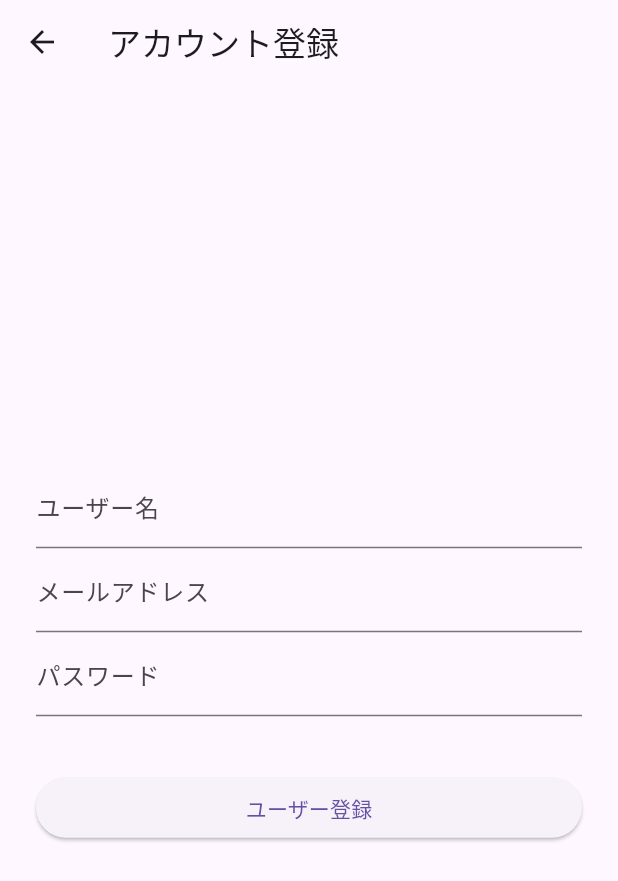
After one commit to yuto0623/flutter_messageapp, a Flutter app: the screen it shows after launch, after a tap on "ユーザー登録", on a phone screen of 412 x 824 dp. The commit adds this screen. Shown: the top 881 px of the screen. Run offline on Flutter 3.47's test engine with Material 2 defaults, Android fonts, the phone set to English and light mode, and no system bars; our stand-ins replace cloud_firestore, firebase_auth, firebase_core; accounts and stored records are empty.

Commit message:
ログイン画面と登録画面を分けた

```diff
--- /dev/null
+++ b/lib/pages/auth.dart
@@ -0,0 +1,106 @@
+import 'package:flutter/material.dart';
+import 'package:firebase_auth/firebase_auth.dart';
+import 'package:cloud_firestore/cloud_firestore.dart';
+import 'chatpage.dart';
+
+//ログイン画面用Widget
+class AuthPage extends StatefulWidget {
+  const AuthPage({super.key});
+
+  @override
+  State<AuthPage> createState() => _AuthPageState();
+}
+
+class _AuthPageState extends State<AuthPage> {
+  //メッセージ表示用
+  String infoText = '';
+  //入力したメールアドレス・パスワード
+  String email = '';
+  String password = '';
+  //入力したユーザー名
+  String userName = '';
+
+  @override
+  Widget build(BuildContext context) {
+    return Scaffold(
+      appBar: AppBar(title: const Text('アカウント登録')),
+      body: Center(
+        child: Container(
+          padding: const EdgeInsets.all(24),
+          child: Column(
+              mainAxisAlignment: MainAxisAlignment.center,
+              children: <Widget>[
+                //ユーザー名入力
+                TextFormField(
+                  decoration: const InputDecoration(labelText: 'ユーザー名'),
+                  onChanged: (String value) {
+                    setState(() {
+                      userName = value;
+                    });
+                  },
+                ),
+                //メールアドレス入力
+                TextFormField(
+                  decoration: const InputDecoration(labelText: 'メールアドレス'),
+                  onChanged: (String value) {
+                    setState(() {
+                      email = value;
+                    });
+                  },
+                ),
+                //パスワード入力
+                TextFormField(
+                  decoration: const InputDecoration(labelText: 'パスワード'),
+                  obscureText: true,
+                  onChanged: (String value) {
+                    setState(() {
+                      password = value;
+                    });
+                  },
+                ),
+                Container(
+                  padding: const EdgeInsets.all(8),
+                  //メッセージ表示
+                  child: Text(infoText),
+                ),
+                Container(
+                    width: double.infinity,
+                    //ユーザー登録ボタン
+                    child: ElevatedButton(
+                      child: const Text('ユーザー登録'),
+                      onPressed: () async {
+                        try {
+                          //メール/パスワードでユーザー登録
+                          final FirebaseAuth auth = FirebaseAuth.instance;
+                          final result =
+                              await auth.createUserWithEmailAndPassword(
+                                  email: email, password: password);
+                          //投稿メッセージ用ドキュメント作成
+                          await FirebaseFirestore.instance
+                              .collection('users') //コレクションID指定
+                              .doc() //ドキュメントID自動生成
+                              .set({
+                            'user': userName,
+                            'uid': auth.currentUser?.uid.toString(),
+                          });
+                          //ユーザー登録に成功した場合
+                          //チャット画面に遷移＋ログイン画面を破棄
+                          await Navigator.of(context).pushReplacement(
+                              MaterialPageRoute(builder: (context) {
+                            return ChatPage(result.user!);
+                          }));
+                        } catch (e) {
+                          //ユーザー登録に失敗した場合
+                          setState(() {
+                            infoText = "登録に失敗しました:${e.toString()}";
+                          });
+                        }
+                      },
+                    )),
+                const SizedBox(height: 8),
+              ]),
+        ),
+      ),
+    );
+  }
+}
--- a/lib/pages/login.dart
+++ b/lib/pages/login.dart
@@ -1,6 +1,6 @@
 import 'package:flutter/material.dart';
 import 'package:firebase_auth/firebase_auth.dart';
-import 'package:cloud_firestore/cloud_firestore.dart';
+import 'auth.dart';
 import 'chatpage.dart';
 
 //ログイン画面用Widget
@@ -23,21 +23,13 @@ class _LoginPageState extends State<LoginPage> {
   @override
   Widget build(BuildContext context) {
     return Scaffold(
+      appBar: AppBar(title: const Text('ログイン')),
       body: Center(
         child: Container(
           padding: const EdgeInsets.all(24),
           child: Column(
               mainAxisAlignment: MainAxisAlignment.center,
               children: <Widget>[
-                //ユーザー名入力
-                TextFormField(
-                  decoration: const InputDecoration(labelText: 'ユーザー名'),
-                  onChanged: (String value) {
-                    setState(() {
-                      userName = value;
-                    });
-                  },
-                ),
                 //メールアドレス入力
                 TextFormField(
                   decoration: const InputDecoration(labelText: 'メールアドレス'),
@@ -66,36 +58,13 @@ class _LoginPageState extends State<LoginPage> {
                     width: double.infinity,
                     //ユーザー登録ボタン
                     child: ElevatedButton(
-                      child: const Text('ユーザー登録'),
-                      onPressed: () async {
-                        try {
-                          //メール/パスワードでユーザー登録
-                          final FirebaseAuth auth = FirebaseAuth.instance;
-                          final result =
-                              await auth.createUserWithEmailAndPassword(
-                                  email: email, password: password);
-                          //投稿メッセージ用ドキュメント作成
-                          await FirebaseFirestore.instance
-                              .collection('users') //コレクションID指定
-                              .doc() //ドキュメントID自動生成
-                              .set({
-                            'user': userName,
-                            'uid' : auth.currentUser?.uid.toString(),
-                          });
-                          //ユーザー登録に成功した場合
-                          //チャット画面に遷移＋ログイン画面を破棄
-                          await Navigator.of(context).pushReplacement(
+                        child: const Text('ユーザー登録'),
+                        onPressed: () async {
+                          await Navigator.of(context).push(
                               MaterialPageRoute(builder: (context) {
-                            return ChatPage(result.user!);
+                            return AuthPage();
                           }));
-                        } catch (e) {
-                          //ユーザー登録に失敗した場合
-                          setState(() {
-                            infoText = "登録に失敗しました:${e.toString()}";
-                          });
-                        }
-                      },
-                    )),
+                        })),
                 const SizedBox(height: 8),
                 Container(
                   width: double.infinity,
```
